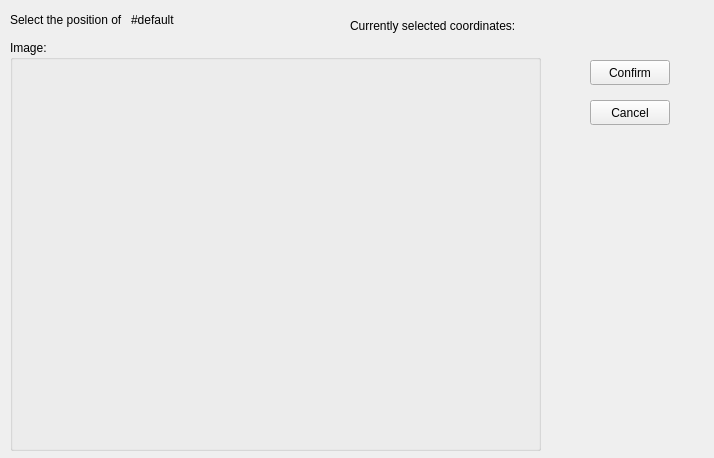
verae98/Balancer, file QT/coordinate_popup.ui: the form before one commit.
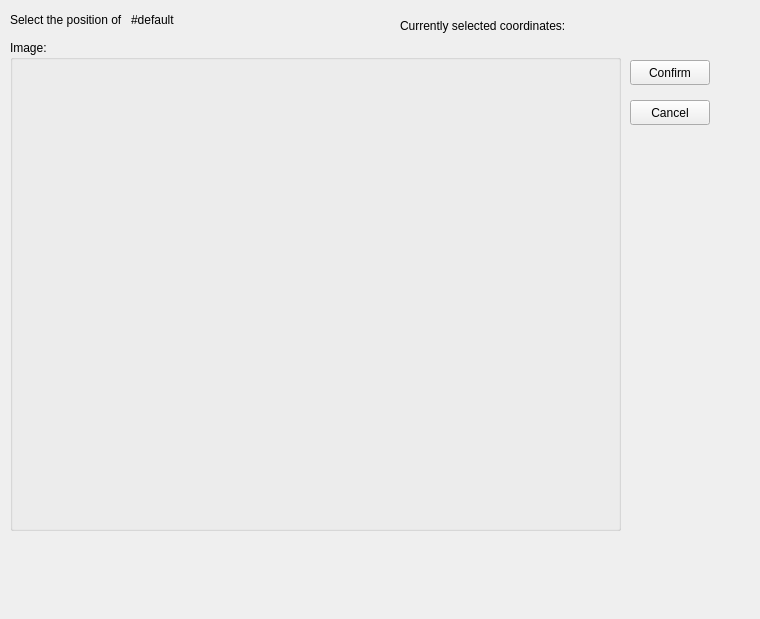
The form after the commit.

```diff
--- a/QT/coordinate_popup.ui
+++ b/QT/coordinate_popup.ui
@@ -6,8 +6,8 @@
    <rect>
     <x>0</x>
     <y>0</y>
-    <width>714</width>
-    <height>458</height>
+    <width>760</width>
+    <height>619</height>
    </rect>
   </property>
   <property name="windowTitle">
@@ -16,7 +16,7 @@
   <widget class="QLabel" name="currently_selected">
    <property name="geometry">
     <rect>
-     <x>350</x>
+     <x>400</x>
      <y>10</y>
      <width>191</width>
      <height>31</height>
@@ -31,8 +31,8 @@
     <rect>
      <x>10</x>
      <y>40</y>
-     <width>531</width>
-     <height>411</height>
+     <width>611</width>
+     <height>491</height>
     </rect>
    </property>
    <property name="title">
@@ -43,8 +43,8 @@
      <rect>
       <x>0</x>
       <y>20</y>
-      <width>531</width>
-      <height>391</height>
+      <width>611</width>
+      <height>471</height>
      </rect>
     </property>
     <property name="text">
@@ -55,7 +55,7 @@
   <widget class="QLabel" name="current_coordinates">
    <property name="geometry">
     <rect>
-     <x>560</x>
+     <x>600</x>
      <y>10</y>
      <width>121</width>
      <height>31</height>
@@ -68,7 +68,7 @@
   <widget class="QPushButton" name="confirm_btn">
    <property name="geometry">
     <rect>
-     <x>590</x>
+     <x>630</x>
      <y>60</y>
      <width>80</width>
      <height>25</height>
@@ -81,7 +81,7 @@
   <widget class="QPushButton" name="cancel_btn">
    <property name="geometry">
     <rect>
-     <x>590</x>
+     <x>630</x>
      <y>100</y>
      <width>80</width>
      <height>25</height>
@@ -91,7 +91,7 @@
     <string>Cancel</string>
    </property>
   </widget>
-  <widget class="QWidget" name="">
+  <widget class="QWidget" name="layoutWidget">
    <property name="geometry">
     <rect>
      <x>10</x>
```
